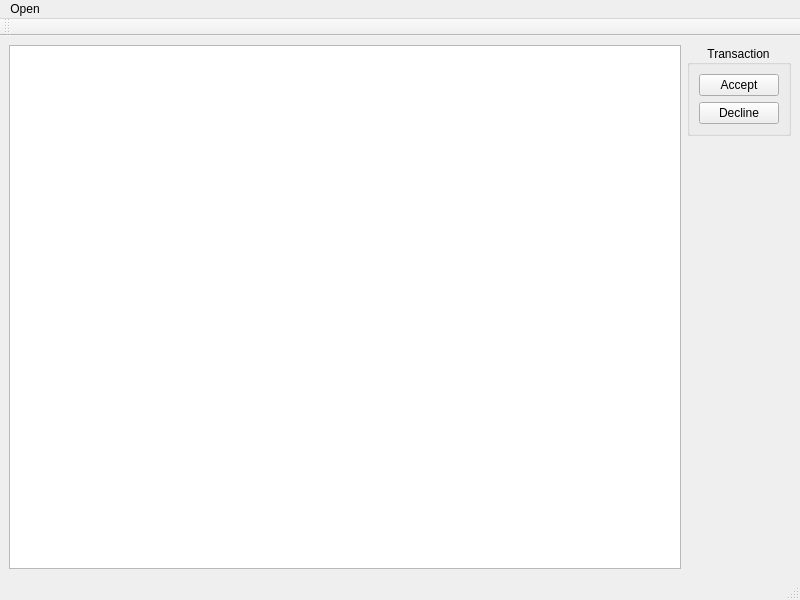
The window that qt/ui/mainwindow.ui (avi-gecko/postgre-editor) describes before a commit, drawn with Qt 5.
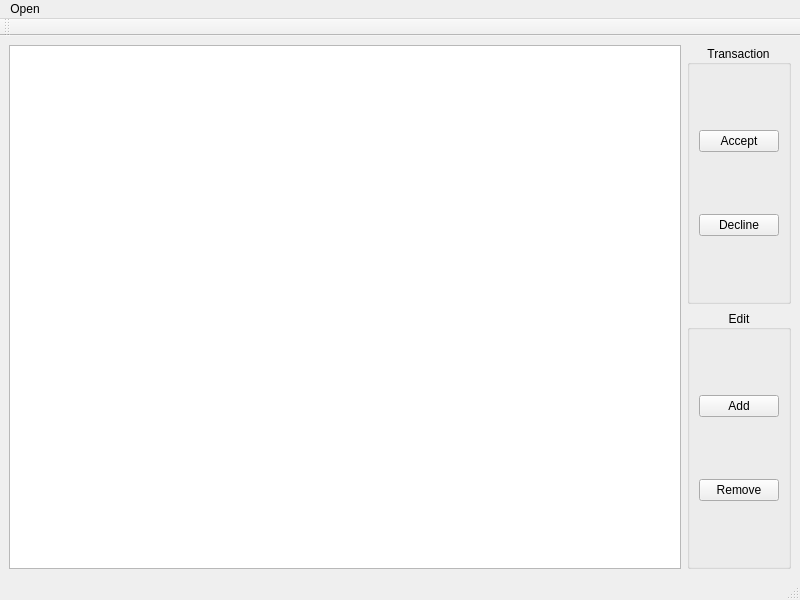
The same window after the commit.

Diff of the .ui file:
```diff
--- a/qt/ui/mainwindow.ui
+++ b/qt/ui/mainwindow.ui
@@ -18,7 +18,9 @@
     <item>
      <widget class="QTableView" name="tableView"/>
     </item>
-    <item alignment="Qt::AlignTop">
+    <item>
+     <layout class="QVBoxLayout" name="verticalLayout_3">
+      <item>
      <widget class="QGroupBox" name="groupBox">
       <property name="title">
        <string>Transaction</string>
@@ -43,6 +45,34 @@
        </item>
       </layout>
      </widget>
+      </item>
+      <item>
+       <widget class="QGroupBox" name="groupBox_2">
+        <property name="title">
+         <string>Edit</string>
+        </property>
+        <property name="alignment">
+         <set>Qt::AlignCenter</set>
+        </property>
+        <layout class="QVBoxLayout" name="verticalLayout_8">
+         <item>
+          <widget class="QPushButton" name="addButton">
+           <property name="text">
+            <string>Add</string>
+           </property>
+          </widget>
+         </item>
+         <item>
+          <widget class="QPushButton" name="removeButton">
+           <property name="text">
+            <string>Remove</string>
+           </property>
+          </widget>
+         </item>
+        </layout>
+       </widget>
+      </item>
+     </layout>
     </item>
    </layout>
   </widget>
```
Lines whose indentation alone changed are shown as unchanged.
